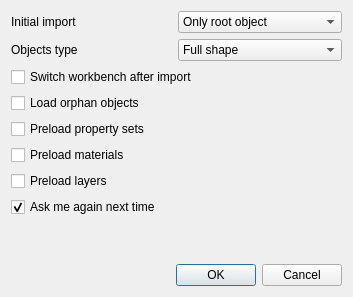
The window that ui/dialogImport.ui (yorikvanhavre/FreeCAD-NativeIFC) describes before a commit, drawn with Qt 5.
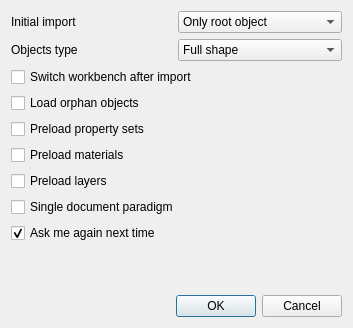
The same window after the commit.

Commit message: Single doc becomes an import option

```diff
--- a/ui/dialogImport.ui
+++ b/ui/dialogImport.ui
@@ -7,7 +7,7 @@
     <x>0</x>
     <y>0</y>
     <width>353</width>
-    <height>297</height>
+    <height>328</height>
    </rect>
   </property>
   <property name="windowTitle">
@@ -129,6 +129,16 @@
      </property>
     </widget>
    </item>
+   <item>
+    <widget class="QCheckBox" name="checkSingleDoc">
+     <property name="toolTip">
+      <string>If this is checked, a FreeCAD document corresponds to one IFC document, and does not allow to contain multiple projects. This is still experimental.</string>
+     </property>
+     <property name="text">
+      <string>Single document paradigm</string>
+     </property>
+    </widget>
+   </item>
    <item>
     <widget class="QCheckBox" name="checkAskAgain">
      <property name="toolTip">
```
The commit also changes 3 other files.
